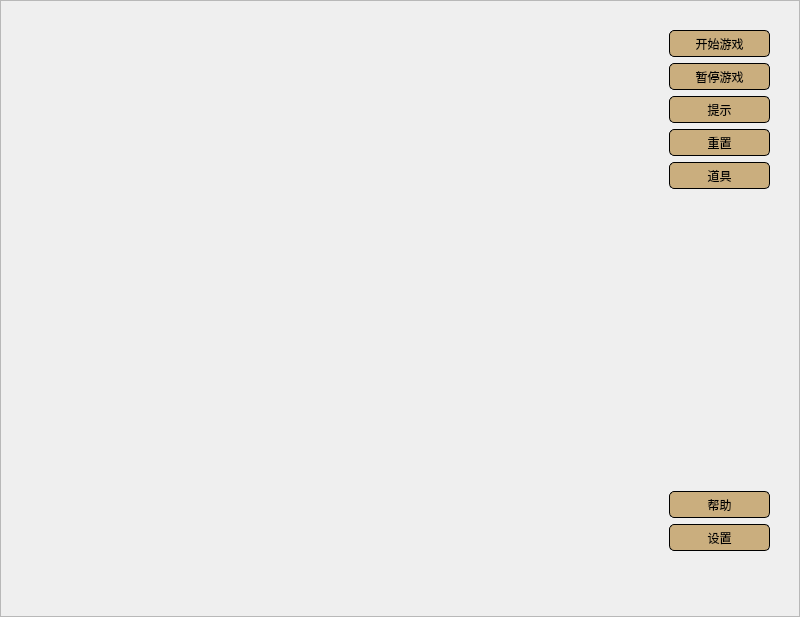
Old version of the form project/lianliankan/CGameDlg.ui in the repository zzzzzhang989/link-game.
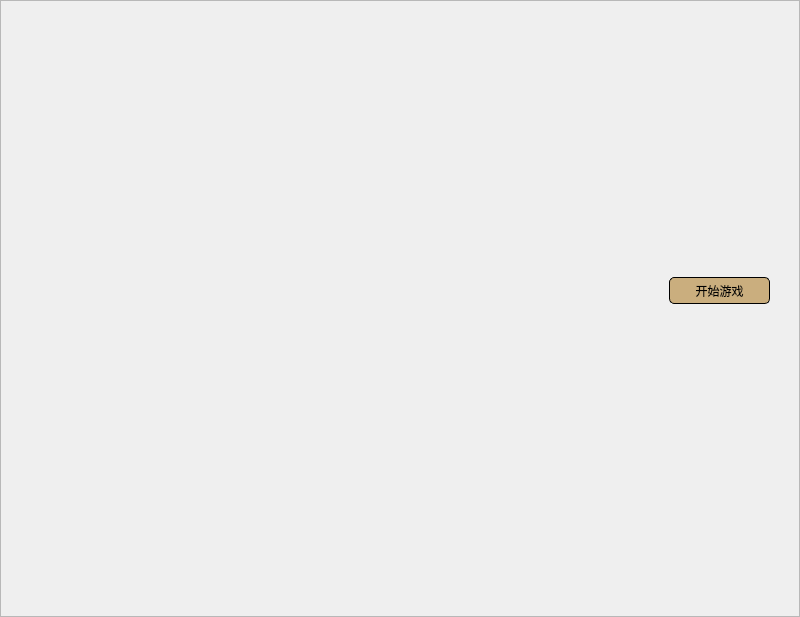
New version of the form. Icons and pictures are not drawn.

What changed in the file:
```diff
--- a/project/lianliankan/CGameDlg.ui
+++ b/project/lianliankan/CGameDlg.ui
@@ -85,61 +85,6 @@
           </property>
          </widget>
         </item>
-        <item>
-         <widget class="QPushButton" name="btnPause">
-          <property name="text">
-           <string>暂停游戏</string>
-          </property>
-         </widget>
-        </item>
-        <item>
-         <widget class="QPushButton" name="btnTips">
-          <property name="text">
-           <string>提示</string>
-          </property>
-         </widget>
-        </item>
-        <item>
-         <widget class="QPushButton" name="btnReset">
-          <property name="text">
-           <string>重置</string>
-          </property>
-         </widget>
-        </item>
-        <item>
-         <widget class="QPushButton" name="btnTool">
-          <property name="text">
-           <string>道具</string>
-          </property>
-         </widget>
-        </item>
-        <item>
-         <spacer name="verticalSpacer">
-          <property name="orientation">
-           <enum>Qt::Vertical</enum>
-          </property>
-          <property name="sizeHint" stdset="0">
-           <size>
-            <width>20</width>
-            <height>40</height>
-           </size>
-          </property>
-         </spacer>
-        </item>
-        <item>
-         <widget class="QPushButton" name="btnHelp">
-          <property name="text">
-           <string>帮助</string>
-          </property>
-         </widget>
-        </item>
-        <item>
-         <widget class="QPushButton" name="btnSetting">
-          <property name="text">
-           <string>设置</string>
-          </property>
-         </widget>
-        </item>
        </layout>
       </widget>
       <widget class="QWidget" name="widgetDraw" native="true">
```
